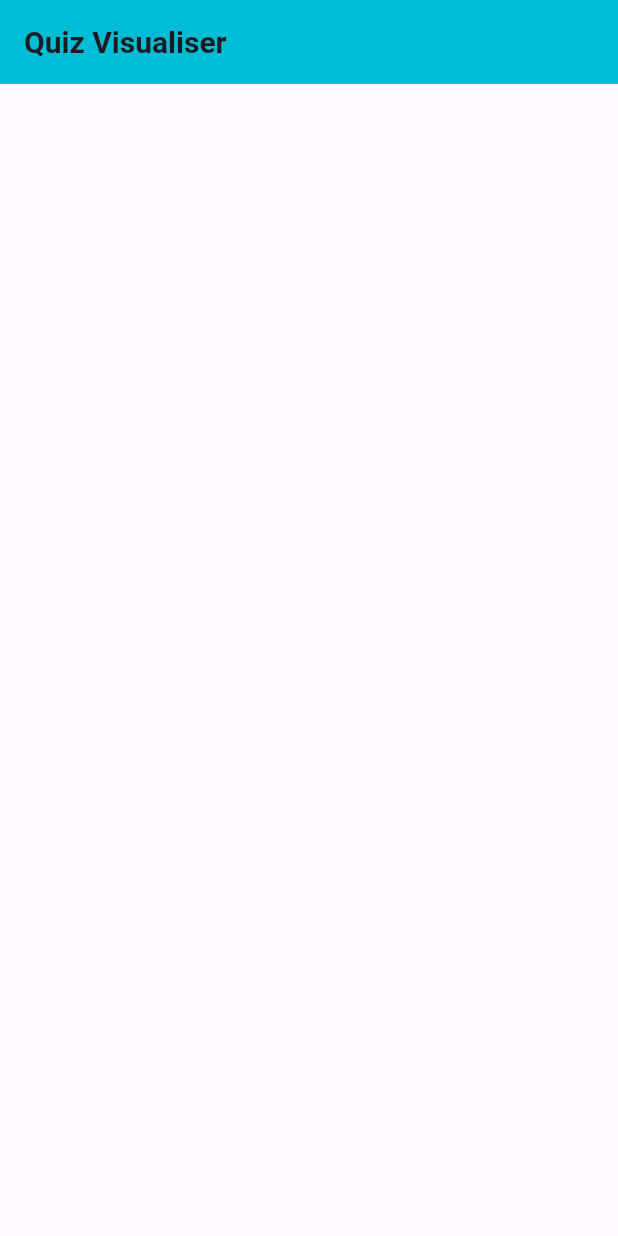
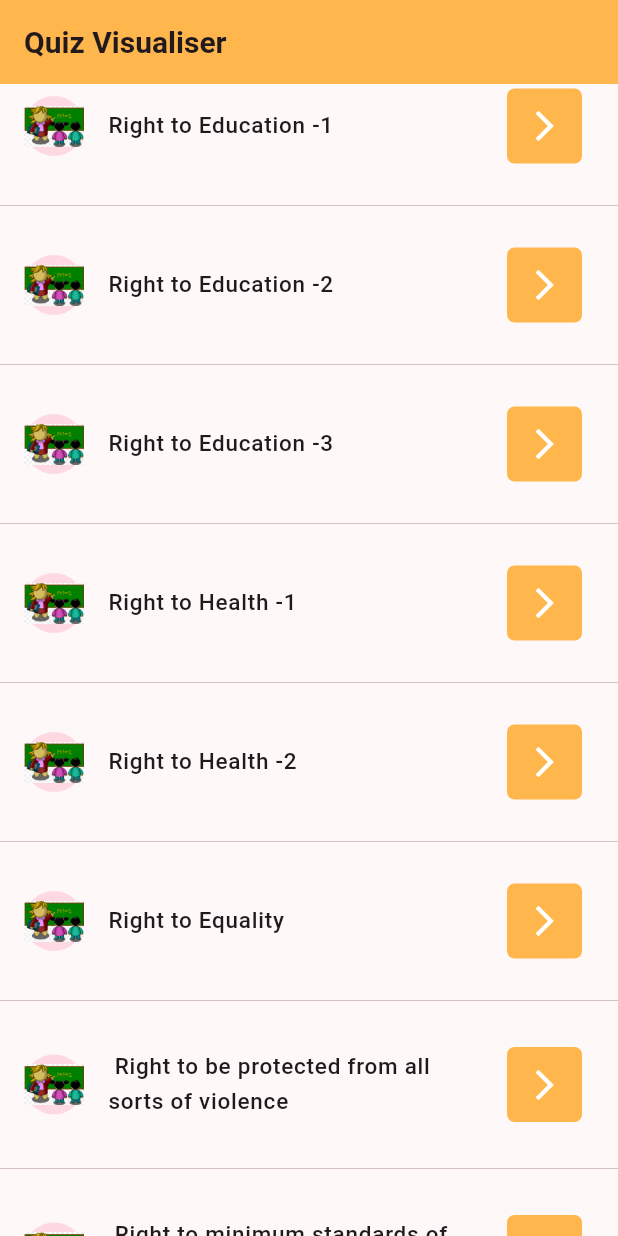
Before and after one commit to divyamD13/game_child, a Flutter app: the screen it shows after launch, on a phone screen of 412 x 824 dp. Run offline on Flutter 3.47's test engine with Material 2 defaults, Android fonts, the light colour scheme and no system bars.

Commit message:
quizpage commit

```diff
--- a/lib/main.dart
+++ b/lib/main.dart
@@ -12,10 +12,11 @@ class MyApp extends StatelessWidget {
   @override
   Widget build(BuildContext context) {
     return MaterialApp(
+      debugShowCheckedModeBanner: false,
       title: 'Game Child',
       theme: ThemeData(
 
-        colorScheme: ColorScheme.fromSeed(seedColor: Colors.deepPurple),
+        colorScheme: ColorScheme.fromSeed(seedColor: Colors.black ),
         useMaterial3: true,
       ),
       home:SplashScreen() ,
--- a/lib/quizpage.dart
+++ b/lib/quizpage.dart
@@ -1,6 +1,11 @@
 import 'package:flutter/material.dart';
 class QuizPage extends StatefulWidget {
   const QuizPage({super.key});
+
+
+
+
+
 
   @override
   State<QuizPage> createState() => _QuizPageState();
@@ -9,9 +14,10 @@ class QuizPage extends StatefulWidget {
 class _QuizPageState extends State<QuizPage> {
   @override
   Widget build(BuildContext context) {
+    var arrQuiz=['Right to Education -1','Right to Education -2','Right to Education -3','Right to Health -1','Right to Health -2','Right to Equality',' Right to be protected from all sorts of violence',' Right to minimum standards of food, shelter and clothing','Right to be born',' Right to live with dignity'];
     return Scaffold(
       appBar: AppBar(
-        backgroundColor:Colors.cyan ,
+        backgroundColor:Colors.orange.shade300,
         title: const Text('Quiz Visualiser',
           style:TextStyle(
             fontSize: 20,
@@ -21,7 +27,41 @@ class _QuizPageState extends State<QuizPage> {
 
 
       ),
+       body: Scrollbar(
+         child: ListView.separated(itemBuilder: (context,index){
+               return  ListTile(
+                 leading: CircleAvatar(
 
+                   child: Image.asset('assets/images/png-transparent-universal-declaration-of-human-rights-right-to-education-childrens-rights-law-discovery-cartoon-s-child-cartoon-fictional-character-thumbnail.png')
+                 ),
+                 title: Text(arrQuiz[index],style: TextStyle(
+                   fontSize: 15,
+                   fontWeight: FontWeight.w500,
+                 ),),
+
+                 trailing: Container(
+                   decoration: BoxDecoration(
+                     color: Colors.orange.shade300,
+                     borderRadius: BorderRadius.circular(5),
+                   ),
+                   width:50,
+                   height:50,
+
+                   child: IconButton(onPressed: (){}, icon:Icon(Icons.arrow_forward_ios_sharp),
+                   color: Colors.white,),
+                 ),
+               );
+             },
+                 itemCount: arrQuiz.length,
+           separatorBuilder: ( context, index){
+             return
+                 const Divider(
+                   height: 50,
+                   thickness:0,
+                 );
+               },
+             ),
+       ),
 
     );
   }
```
